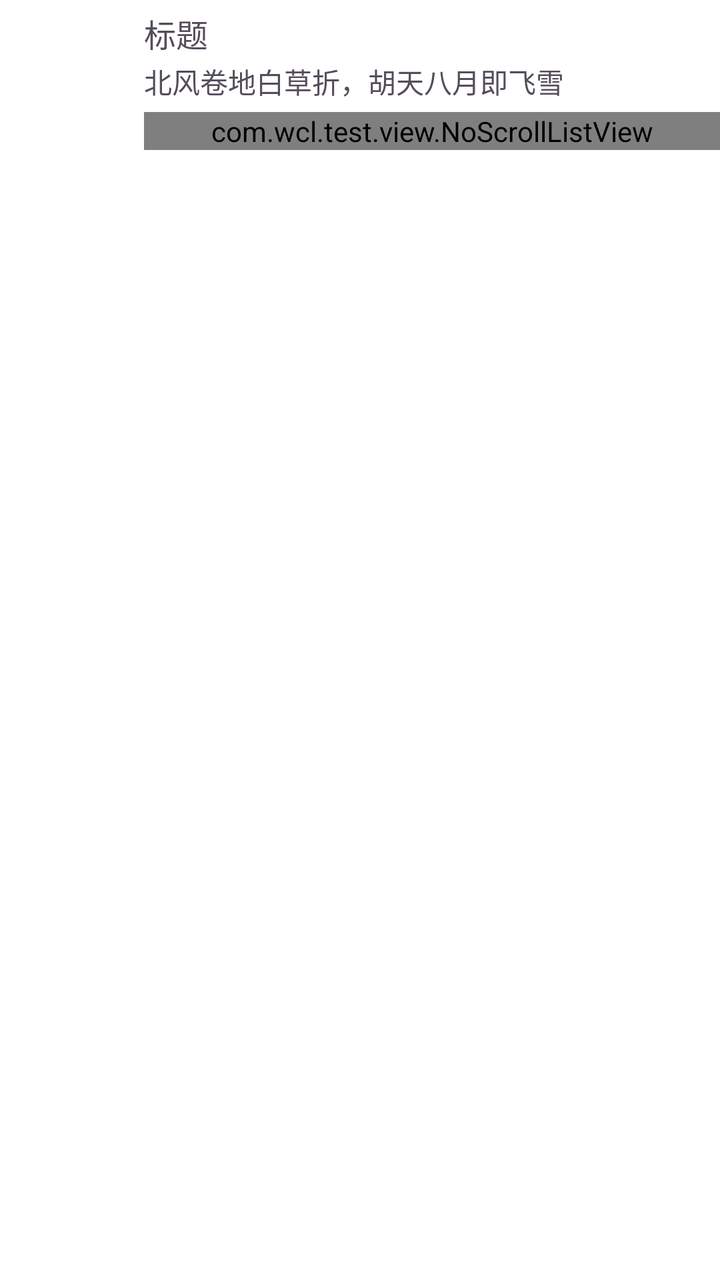
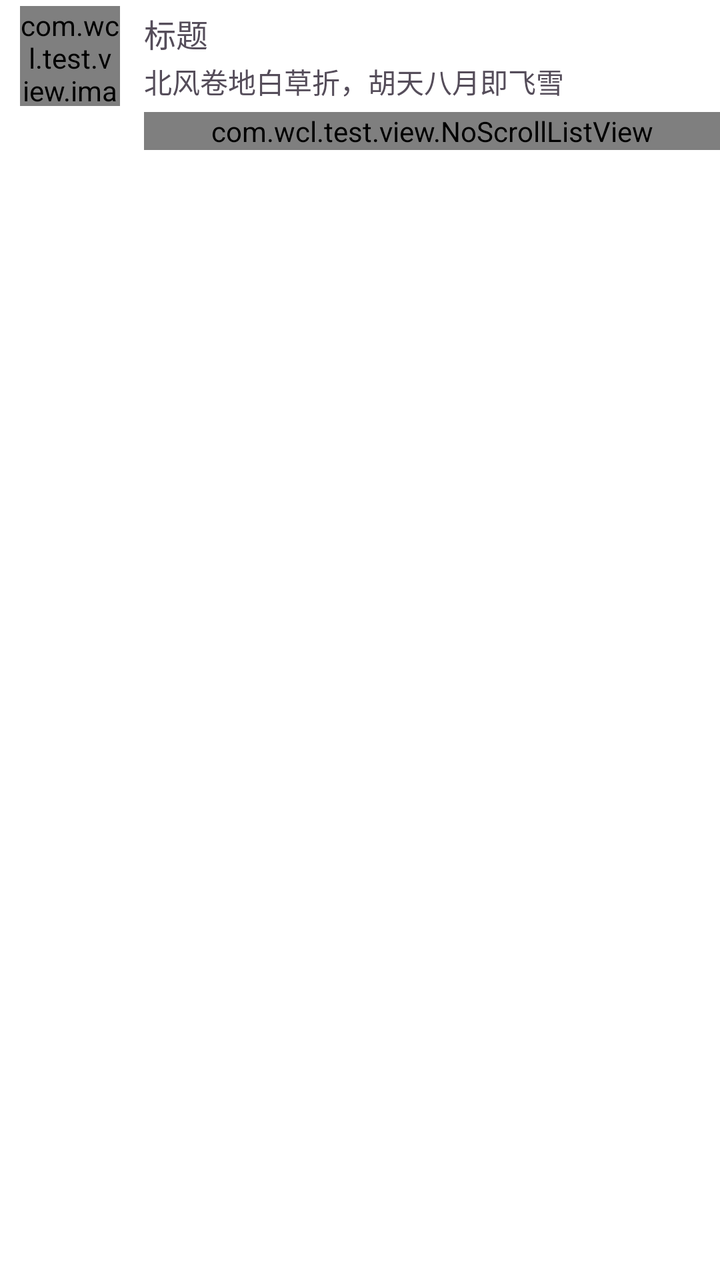

Before-and-after screenshots of an Android layout around one commit, followed by the original layout XML and the change that was made.
<!-- AndroidManifest.xml: application theme AppBaseTheme -->
<!-- res/layout/test_item_3.xml -->
<?xml version="1.0" encoding="utf-8"?>
<RelativeLayout xmlns:android="http://schemas.android.com/apk/res/android"
    xmlns:tools="http://schemas.android.com/tools"
    android:layout_width="fill_parent"
    android:layout_height="wrap_content"
    android:background="@drawable/item_selector"
    android:orientation="vertical">

    <ImageView
        android:id="@+id/image_view"
        android:layout_width="50dp"
        android:layout_height="50dp"
        android:layout_alignParentLeft="true"
        android:layout_alignParentTop="true"
        android:layout_marginLeft="10dp"
        android:layout_marginTop="3dp"
        android:layout_marginRight="12dp"
        android:layout_marginBottom="3dp"
        tools:background="#fdc" />

    <TextView
        android:id="@+id/title"
        android:layout_width="fill_parent"
        android:layout_height="wrap_content"
        android:layout_alignTop="@+id/image_view"
        android:layout_marginTop="2dp"
        android:layout_toRightOf="@+id/image_view"
        android:gravity="left"
        android:text="标题"
        android:textColor="@color/text_gray_2"
        android:textSize="16dp" />

    <TextView
        android:id="@+id/content"
        android:layout_width="fill_parent"
        android:layout_height="wrap_content"
        android:layout_alignBottom="@+id/image_view"
        android:layout_marginBottom="2dp"
        android:layout_toRightOf="@+id/image_view"
        android:gravity="left"
        android:text="北风卷地白草折，胡天八月即飞雪"
        android:textColor="@color/text_gray_2"
        android:textSize="14dp" />

    <com.wcl.test.view.NoScrollListView
        android:id="@+id/child_list_view"
        style="@style/ListViewCommonStyle"
        android:layout_width="match_parent"
        android:layout_height="wrap_content"
        android:layout_below="@+id/image_view"
        android:layout_alignLeft="@+id/title"/>
</RelativeLayout>
<!-- resources referenced by this layout -->
<resources>
  <color name="text_gray_2">#554d5a</color>
  <!-- drawable item_selector (drawable) -->
  <?xml version="1.0" encoding="utf-8"?>
  <selector xmlns:android="http://schemas.android.com/apk/res/android">
  
      <item android:drawable="@color/transparent" android:state_pressed="false" />
      <item android:drawable="@color/select" android:state_pressed="true" />
  
  </selector>
  <style name="ListViewCommonStyle">
          <item name="android:cacheColorHint">@color/transparent</item>
          <item name="android:scrollbarStyle">insideOverlay</item>
          <item name="android:divider">@color/view_bg</item>
          <item name="android:dividerHeight">@dimen/item_divide_height</item>
          <item name="android:listSelector">@color/transparent</item>
          <item name="android:fadingEdge">none</item>
      </style>
  <style name="AppBaseTheme" parent="Theme.MaterialComponents.DayNight.NoActionBar">
          <item name="android:windowNoTitle">true</item>
          <item name="android:windowContentOverlay">@null</item>
          <item name="android:forceDarkAllowed" tools:targetApi="q">false</item>
          <item name="android:configChanges">fontScale|orientation|keyboardHidden|locale|navigation|screenSize|uiMode|layoutDirection</item>
          <item name="android:screenOrientation">portrait</item>
      </style>
  <color name="transparent">#00000000</color>
  <color name="select">#66dddddd</color>
  <color name="view_bg">@color/white</color>
  <dimen name="item_divide_height">1px</dimen>
  <color name="white">#ffffff</color>
</resources>

<!-- the commit's change to res/layout/test_item_3.xml (unified diff, before → after) -->
@@ -6,7 +6,7 @@
     android:background="@drawable/item_selector"
     android:orientation="vertical">
 
-    <ImageView
+    <com.wcl.test.view.image.GlideImageView
         android:id="@+id/image_view"
         android:layout_width="50dp"
         android:layout_height="50dp"
